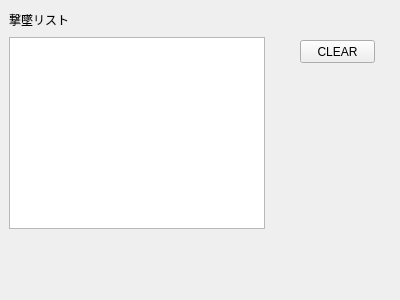
The window that mainwindow.ui (Ouvill/Zerokan-WT_Flight_Recorder) describes before a commit, drawn with Qt 5.
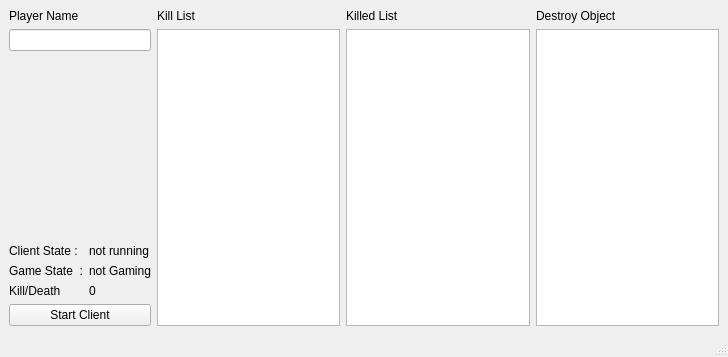
The same window after the commit.

Patch:
```diff
--- a/mainwindow.ui
+++ b/mainwindow.ui
@@ -1,73 +1,168 @@
 <?xml version="1.0" encoding="UTF-8"?>
 <ui version="4.0">
  <class>MainWindow</class>
- <widget class="QWidget" name="MainWindow">
+ <widget class="QMainWindow" name="MainWindow">
   <property name="geometry">
    <rect>
     <x>0</x>
     <y>0</y>
-    <width>400</width>
-    <height>300</height>
+    <width>728</width>
+    <height>357</height>
    </rect>
   </property>
   <property name="windowTitle">
    <string>撃墜リスト</string>
   </property>
-  <widget class="QListView" name="listView">
-   <property name="geometry">
-    <rect>
-     <x>9</x>
-     <y>37</y>
-     <width>256</width>
-     <height>192</height>
-    </rect>
-   </property>
-  </widget>
-  <widget class="QPushButton" name="clearButton">
-   <property name="geometry">
-    <rect>
-     <x>300</x>
-     <y>40</y>
-     <width>75</width>
-     <height>23</height>
-    </rect>
-   </property>
-   <property name="text">
-    <string>CLEAR</string>
-   </property>
-  </widget>
-  <widget class="QWidget" name="">
-   <property name="geometry">
-    <rect>
-     <x>9</x>
-     <y>9</y>
-     <width>96</width>
-     <height>22</height>
-    </rect>
-   </property>
-   <layout class="QHBoxLayout" name="horizontalLayout">
-    <item>
-     <widget class="QLabel" name="label">
-      <property name="text">
-       <string>撃墜リスト</string>
-      </property>
-     </widget>
+  <widget class="QWidget" name="centralwidget">
+   <layout class="QGridLayout" name="gridLayout_2">
+    <item row="0" column="0">
+     <layout class="QVBoxLayout" name="verticalLayout_4">
+      <item>
+       <widget class="QLabel" name="label">
+        <property name="text">
+         <string>Player Name</string>
+        </property>
+        <property name="buddy">
+         <cstring>userNameLineEdit</cstring>
+        </property>
+       </widget>
+      </item>
+      <item>
+       <widget class="QLineEdit" name="userNameLineEdit"/>
+      </item>
+     </layout>
     </item>
-    <item>
-     <spacer name="horizontalSpacer">
+    <item row="0" column="1" rowspan="4">
+     <layout class="QHBoxLayout" name="horizontalLayout_2">
+      <item>
+       <layout class="QVBoxLayout" name="verticalLayout">
+        <item>
+         <widget class="QLabel" name="label_4">
+          <property name="text">
+           <string>Kill List</string>
+          </property>
+         </widget>
+        </item>
+        <item>
+         <widget class="QListWidget" name="killListWidget"/>
+        </item>
+       </layout>
+      </item>
+      <item>
+       <layout class="QVBoxLayout" name="verticalLayout_2">
+        <item>
+         <widget class="QLabel" name="label_5">
+          <property name="text">
+           <string>Killed List</string>
+          </property>
+         </widget>
+        </item>
+        <item>
+         <widget class="QListWidget" name="killedListWidget"/>
+        </item>
+       </layout>
+      </item>
+      <item>
+       <layout class="QVBoxLayout" name="verticalLayout_3">
+        <item>
+         <widget class="QLabel" name="label_9">
+          <property name="text">
+           <string>Destroy Object</string>
+          </property>
+         </widget>
+        </item>
+        <item>
+         <widget class="QListWidget" name="destroyListWidget"/>
+        </item>
+       </layout>
+      </item>
+     </layout>
+    </item>
+    <item row="1" column="0">
+     <spacer name="verticalSpacer">
       <property name="orientation">
-       <enum>Qt::Horizontal</enum>
+       <enum>Qt::Vertical</enum>
       </property>
       <property name="sizeHint" stdset="0">
        <size>
-        <width>40</width>
-        <height>20</height>
+        <width>20</width>
+        <height>158</height>
        </size>
       </property>
      </spacer>
     </item>
+    <item row="2" column="0">
+     <layout class="QGridLayout" name="gridLayout">
+      <item row="0" column="0">
+       <widget class="QLabel" name="label_2">
+        <property name="text">
+         <string>Client State :</string>
+        </property>
+       </widget>
+      </item>
+      <item row="0" column="1">
+       <widget class="QLabel" name="clientStateLabel">
+        <property name="text">
+         <string>not running</string>
+        </property>
+       </widget>
+      </item>
+      <item row="1" column="0">
+       <widget class="QLabel" name="label_3">
+        <property name="text">
+         <string>Game State  :</string>
+        </property>
+       </widget>
+      </item>
+      <item row="1" column="1">
+       <widget class="QLabel" name="gameStateLabel">
+        <property name="text">
+         <string>not Gaming</string>
+        </property>
+       </widget>
+      </item>
+      <item row="2" column="0">
+       <widget class="QLabel" name="label_7">
+        <property name="text">
+         <string>Kill/Death</string>
+        </property>
+       </widget>
+      </item>
+      <item row="2" column="1">
+       <widget class="QLabel" name="killDeathLabel">
+        <property name="sizePolicy">
+         <sizepolicy hsizetype="Fixed" vsizetype="Fixed">
+          <horstretch>0</horstretch>
+          <verstretch>0</verstretch>
+         </sizepolicy>
+        </property>
+        <property name="text">
+         <string>0</string>
+        </property>
+       </widget>
+      </item>
+     </layout>
+    </item>
+    <item row="3" column="0">
+     <widget class="QPushButton" name="pushButton">
+      <property name="text">
+       <string>Start Client</string>
+      </property>
+     </widget>
+    </item>
    </layout>
   </widget>
+  <widget class="QMenuBar" name="menubar">
+   <property name="geometry">
+    <rect>
+     <x>0</x>
+     <y>0</y>
+     <width>728</width>
+     <height>24</height>
+    </rect>
+   </property>
+  </widget>
+  <widget class="QStatusBar" name="statusbar"/>
  </widget>
  <resources/>
  <connections>
```
Left out of the diff: 21 changed lines with no effect on the pictures.
